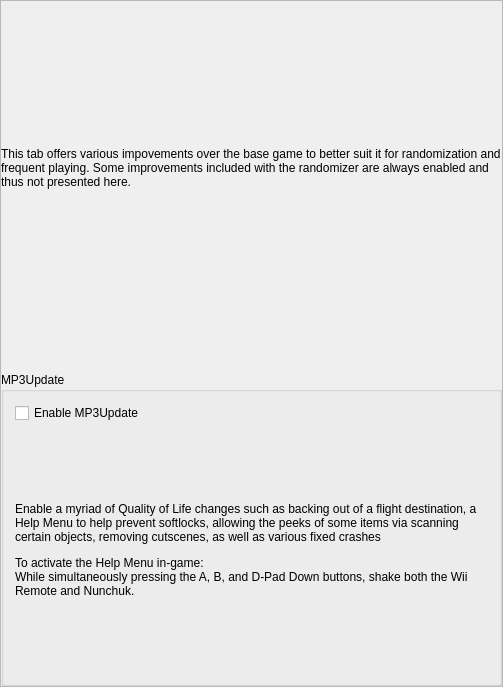
First picture: the form in randovania/games/prime3/gui/ui_files/preset_corruption_qol.ui, repository Schwork-Corruption/corruptovania, before the edit.
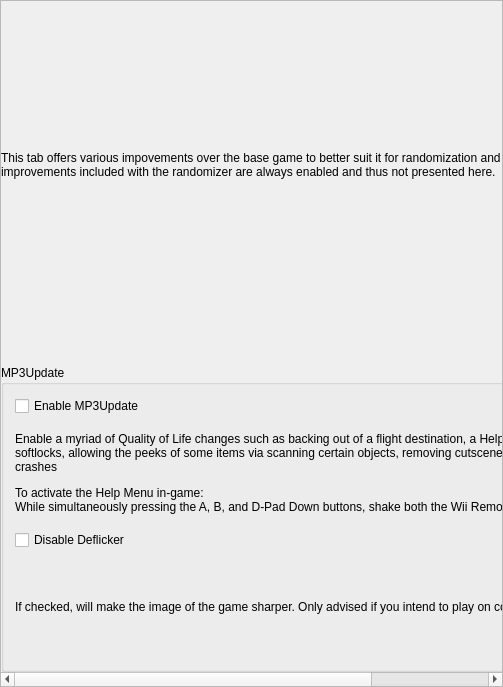
Second picture: the form after the edit.

```diff
--- a/randovania/games/prime3/gui/ui_files/preset_corruption_qol.ui
+++ b/randovania/games/prime3/gui/ui_files/preset_corruption_qol.ui
@@ -43,8 +43,8 @@
         <rect>
          <x>0</x>
          <y>0</y>
-         <width>501</width>
-         <height>685</height>
+         <width>661</width>
+         <height>671</height>
         </rect>
        </property>
        <layout class="QVBoxLayout" name="scroll_layout">
@@ -131,6 +131,20 @@
              </property>
             </widget>
            </item>
+           <item>
+            <widget class="QCheckBox" name="disable_deflicker_check">
+             <property name="text">
+              <string>Disable Deflicker</string>
+             </property>
+            </widget>
+           </item>
+           <item>
+            <widget class="QLabel" name="deflicker_label">
+             <property name="text">
+              <string>If checked, will make the image of the game sharper. Only advised if you intend to play on console with a Monitor/HDTV.</string>
+             </property>
+            </widget>
+           </item>
           </layout>
          </widget>
         </item>
```
Left out of the diff: 2 changed lines with no effect on the pictures.
